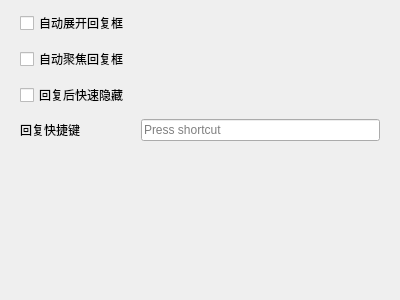
This is widgets/settings/replywidget.ui in iwxyi/CatlikeQQ as Qt 5 draws it before an edit. The edited form follows.
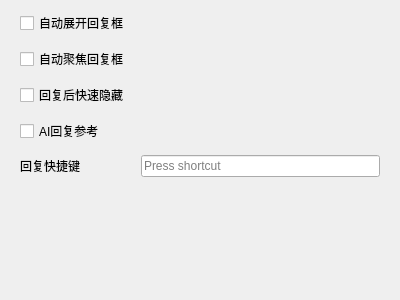
This is the edited form.

Commit message: 添加AI回复

```diff
--- a/widgets/settings/replywidget.ui
+++ b/widgets/settings/replywidget.ui
@@ -25,6 +25,9 @@
      <property name="spacing">
       <number>12</number>
      </property>
+     <item row="4" column="1">
+      <widget class="QKeySequenceEdit" name="replyKeyEdit"/>
+     </item>
      <item row="2" column="0">
       <widget class="QCheckBox" name="closeAfterReplyCheck">
        <property name="toolTip">
@@ -42,17 +45,6 @@
        </property>
       </widget>
      </item>
-     <item row="3" column="0">
-      <widget class="QLabel" name="label">
-       <property name="toolTip">
-        <string>快速打开最新消息的回复框
-注意：会忽略按下快捷键前一瞬间收到的消息，回复x毫秒之前的最新消息</string>
-       </property>
-       <property name="text">
-        <string>回复快捷键</string>
-       </property>
-      </widget>
-     </item>
      <item row="1" column="0">
       <widget class="QCheckBox" name="autoFocusReplyCheck">
        <property name="toolTip">
@@ -65,8 +57,23 @@
        </property>
       </widget>
      </item>
-     <item row="3" column="1">
-      <widget class="QKeySequenceEdit" name="replyKeyEdit"/>
+     <item row="4" column="0">
+      <widget class="QLabel" name="label">
+       <property name="toolTip">
+        <string>快速打开最新消息的回复框
+注意：会忽略按下快捷键前一瞬间收到的消息，回复x毫秒之前的最新消息</string>
+       </property>
+       <property name="text">
+        <string>回复快捷键</string>
+       </property>
+      </widget>
+     </item>
+     <item row="3" column="0">
+      <widget class="QCheckBox" name="AIReplyCheck">
+       <property name="text">
+        <string>AI回复参考</string>
+       </property>
+      </widget>
      </item>
     </layout>
    </item>
```
The commit also changes 8 other files.
